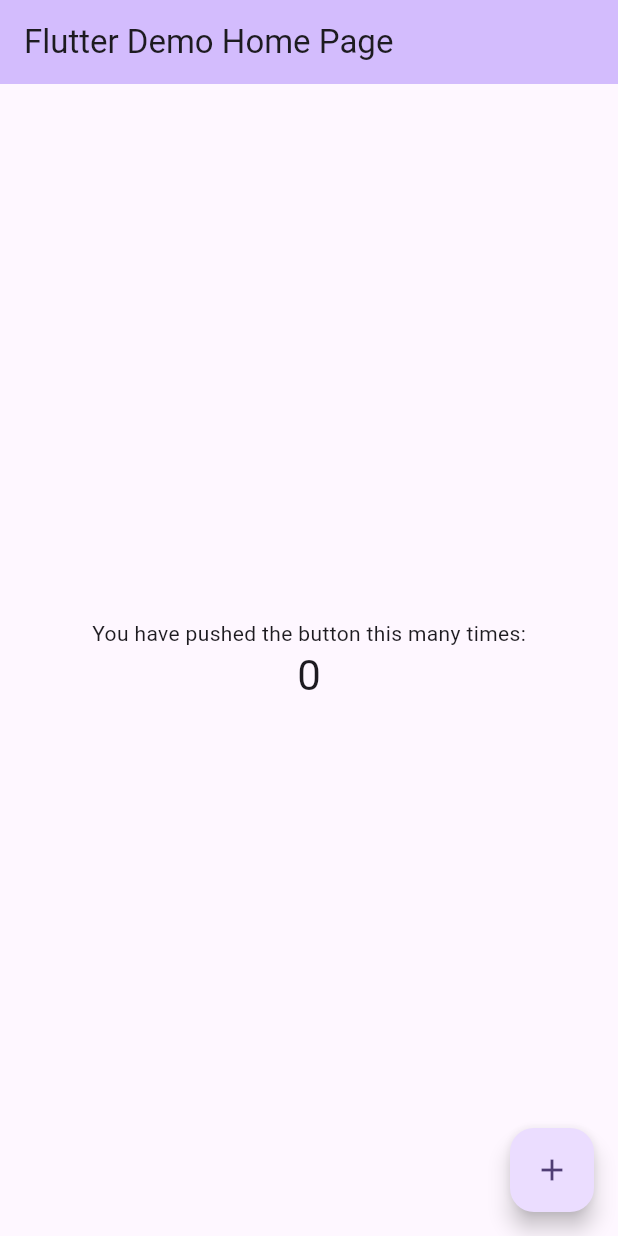
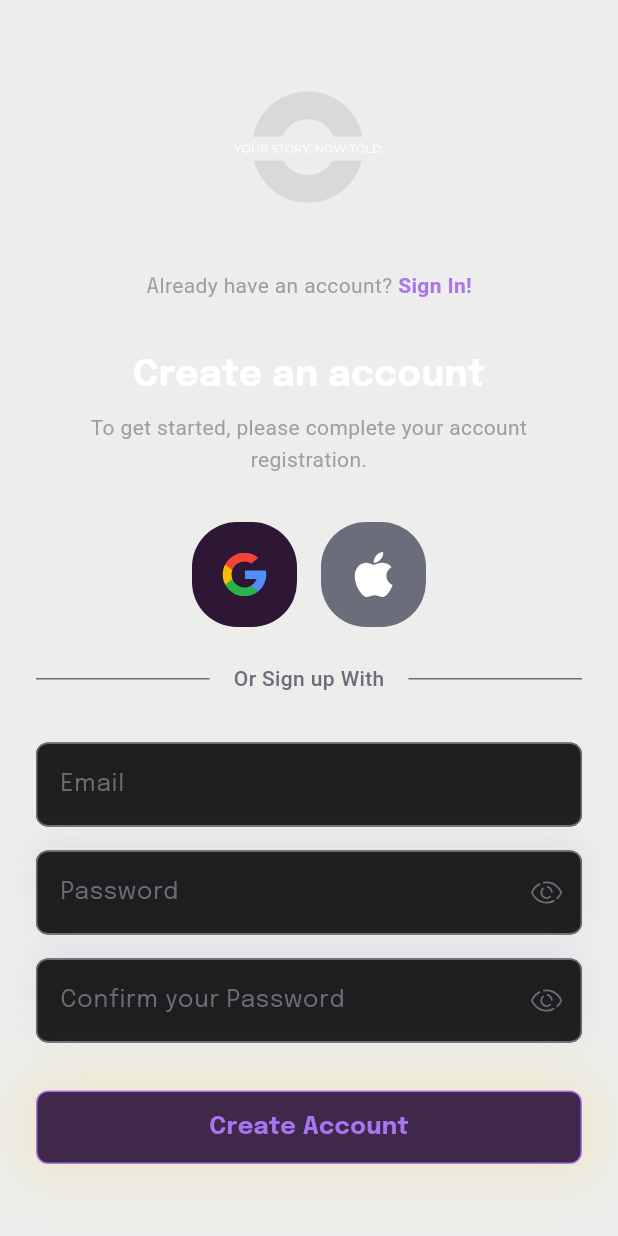
Before and after one commit to yasmimarj/streaming_app, a Flutter app: the screen it shows after launch, on a phone screen of 412 x 824 dp. Run offline on Flutter 3.47's test engine with Material 3 defaults, Android fonts, the phone set to English and light mode, and no system bars; our stand-ins replace flutter_svg, get_it, google_fonts.

Commit message:
feat: create login and splash screens with visual improvements
- Create login screen with input fields and 'Create Account' button
- Add separator with lines and 'Or Sign up With' text
- Implement Outfit font in the login design
- Componentize social buttons (Google and Apple)
- Add conditional shadow for password fields
- Create splash screen with smooth transition
- Refactor styles to align with the global theme
- Update overall structure for better organization and visual consistency

```diff
--- /dev/null
+++ b/stream_app/lib/core/services/navigation_service.dart
@@ -0,0 +1,15 @@
+import 'package:flutter/material.dart';
+
+class NavigationService {
+  static final GlobalKey<NavigatorState> navigatorKey =
+      GlobalKey<NavigatorState>();
+
+  Future<dynamic> navigateTo(String routeName, {Object? arguments}) {
+    return navigatorKey.currentState!
+        .pushNamed(routeName, arguments: arguments);
+  }
+
+  void goBack() {
+    return navigatorKey.currentState!.pop();
+  }
+}
--- a/stream_app/lib/main.dart
+++ b/stream_app/lib/main.dart
@@ -1,125 +1,21 @@
 import 'package:flutter/material.dart';
+import 'package:stream_app/presentation/styles/app_theme.dart';
+import 'presentation/pages/splash_page.dart';
 
 void main() {
   runApp(const MyApp());
 }
 
 class MyApp extends StatelessWidget {
-  const MyApp({super.key});
+  const MyApp({Key? key}) : super(key: key);
 
-  // This widget is the root of your application.
   @override
   Widget build(BuildContext context) {
     return MaterialApp(
-      title: 'Flutter Demo',
-      theme: ThemeData(
-        // This is the theme of your application.
-        //
-        // TRY THIS: Try running your application with "flutter run". You'll see
-        // the application has a purple toolbar. Then, without quitting the app,
-        // try changing the seedColor in the colorScheme below to Colors.green
-        // and then invoke "hot reload" (save your changes or press the "hot
-        // reload" button in a Flutter-supported IDE, or press "r" if you used
-        // the command line to start the app).
-        //
-        // Notice that the counter didn't reset back to zero; the application
-        // state is not lost during the reload. To reset the state, use hot
-        // restart instead.
-        //
-        // This works for code too, not just values: Most code changes can be
-        // tested with just a hot reload.
-        colorScheme: ColorScheme.fromSeed(seedColor: Colors.deepPurple),
-        useMaterial3: true,
-      ),
-      home: const MyHomePage(title: 'Flutter Demo Home Page'),
+      title: 'Untold Stream',
+      theme: AppTheme.themeData,
+      debugShowCheckedModeBanner: false,
+      home: const SplashPage(),
     );
   }
 }
-
-class MyHomePage extends StatefulWidget {
-  const MyHomePage({super.key, required this.title});
-
-  // This widget is the home page of your application. It is stateful, meaning
-  // that it has a State object (defined below) that contains fields that affect
-  // how it looks.
-
-  // This class is the configuration for the state. It holds the values (in this
-  // case the title) provided by the parent (in this case the App widget) and
-  // used by the build method of the State. Fields in a Widget subclass are
-  // always marked "final".
-
-  final String title;
-
-  @override
-  State<MyHomePage> createState() => _MyHomePageState();
-}
-
-class _MyHomePageState extends State<MyHomePage> {
-  int _counter = 0;
-
-  void _incrementCounter() {
-    setState(() {
-      // This call to setState tells the Flutter framework that something has
-      // changed in this State, which causes it to rerun the build method below
-      // so that the display can reflect the updated values. If we changed
-      // _counter without calling setState(), then the build method would not be
-      // called again, and so nothing would appear to happen.
-      _counter++;
-    });
-  }
-
-  @override
-  Widget build(BuildContext context) {
-    // This method is rerun every time setState is called, for instance as done
-    // by the _incrementCounter method above.
-    //
-    // The Flutter framework has been optimized to make rerunning build methods
-    // fast, so that you can just rebuild anything that needs updating rather
-    // than having to individually change instances of widgets.
-    return Scaffold(
-      appBar: AppBar(
-        // TRY THIS: Try changing the color here to a specific color (to
-        // Colors.amber, perhaps?) and trigger a hot reload to see the AppBar
-        // change color while the other colors stay the same.
-        backgroundColor: Theme.of(context).colorScheme.inversePrimary,
-        // Here we take the value from the MyHomePage object that was created by
-        // the App.build method, and use it to set our appbar title.
-        title: Text(widget.title),
-      ),
-      body: Center(
-        // Center is a layout widget. It takes a single child and positions it
-        // in the middle of the parent.
-        child: Column(
-          // Column is also a layout widget. It takes a list of children and
-          // arranges them vertically. By default, it sizes itself to fit its
-          // children horizontally, and tries to be as tall as its parent.
-          //
-          // Column has various properties to control how it sizes itself and
-          // how it positions its children. Here we use mainAxisAlignment to
-          // center the children vertically; the main axis here is the vertical
-          // axis because Columns are vertical (the cross axis would be
-          // horizontal).
-          //
-          // TRY THIS: Invoke "debug painting" (choose the "Toggle Debug Paint"
-          // action in the IDE, or press "p" in the console), to see the
-          // wireframe for each widget.
-          mainAxisAlignment: MainAxisAlignment.center,
-          children: <Widget>[
-            const Text(
-              'You have pushed the button this many times:',
-            ),
-            Text(
-              '$_counter',
-              style: Theme.of(context).textTheme.headlineMedium,
-            ),
-          ],
-        ),
-      ),
-      floatingActionButton: FloatingActionButton(
-        onPressed: _incrementCounter,
-        tooltip: 'Increment',
-        child: const Icon(Icons.add),
-      ), // This trailing comma makes auto-formatting nicer for build methods.
-    );
-  }
-}
--- /dev/null
+++ b/stream_app/lib/presentation/pages/login_page.dart
@@ -0,0 +1,131 @@
+import 'package:flutter/material.dart';
+import 'package:flutter_svg/flutter_svg.dart';
+import 'package:stream_app/presentation/widgets/custom_button.dart';
+import 'package:stream_app/presentation/widgets/custom_text_field.dart';
+import 'package:stream_app/presentation/widgets/divider_with_text.dart';
+import 'package:stream_app/presentation/widgets/social_button.dart';
+
+class LoginPage extends StatelessWidget {
+  const LoginPage({Key? key}) : super(key: key);
+
+  @override
+  Widget build(BuildContext context) {
+    return Scaffold(
+      backgroundColor: const Color.fromARGB(19, 20, 24, 1),
+      body: Padding(
+        padding: const EdgeInsets.symmetric(horizontal: 24.0),
+        child: Column(
+          crossAxisAlignment: CrossAxisAlignment.center,
+          children: [
+            const Spacer(),
+            SvgPicture.asset(
+              'assets/subtract_phrase.svg',
+              width: 100,
+              height: 100,
+            ),
+            const SizedBox(height: 32),
+            Row(
+              mainAxisAlignment: MainAxisAlignment.center,
+              children: [
+                const Text(
+                  'Already have an account? ',
+                  style: TextStyle(
+                    color: Colors.grey,
+                    fontFamily: 'Montserrat',
+                    fontWeight: FontWeight.w400,
+                  ),
+                ),
+                GestureDetector(
+                  onTap: () {
+                    // TODO: navigate to login screen
+                  },
+                  child: const Text(
+                    'Sign In!',
+                    style: TextStyle(
+                      fontFamily: 'Fieldwork',
+                      color: Color.fromRGBO(170, 115, 240, 1),
+                      fontWeight: FontWeight.w700,
+                    ),
+                  ),
+                ),
+              ],
+            ),
+            const SizedBox(height: 32),
+            const Text(
+              'Create an account',
+              style: TextStyle(
+                color: Colors.white,
+                fontSize: 24,
+                fontWeight: FontWeight.bold,
+              ),
+            ),
+            const SizedBox(height: 8),
+            const Text(
+              'To get started, please complete your account registration.',
+              style: TextStyle(
+                fontFamily: 'Montserrat',
+                color: Colors.grey,
+                fontSize: 14,
+                fontWeight: FontWeight.w400,
+              ),
+              textAlign: TextAlign.center,
+            ),
+            const SizedBox(height: 32),
+            Row(
+              mainAxisAlignment: MainAxisAlignment.center,
+              children: [
+                SocialButton(
+                  iconPath: 'assets/google.svg',
+                  backgroundColor: const Color(0xFF2E1635),
+                  onPressed: () {
+                    // TODO: login with google
+                  },
+                ),
+                const SizedBox(width: 16),
+                SocialButton(
+                  iconPath: 'assets/apple.svg',
+                  backgroundColor: const Color(0xFF6C6D7A),
+                  onPressed: () {
+                    // TODO: login with apple
+                  },
+                ),
+              ],
+            ),
+            const SizedBox(height: 24),
+            const DividerWithText(text: 'Or Sign up With'),
+            const SizedBox(height: 32),
+            const CustomTextField(
+              label: 'Email',
+            ),
+            const SizedBox(height: 16),
+            CustomTextField(
+              label: 'Password',
+              isPassword: true,
+              svgIconPath: 'assets/eye.svg',
+              onIconTap: () {
+                // TODO
+              },
+            ),
+            const SizedBox(height: 16),
+            CustomTextField(
+              label: 'Confirm your Password',
+              isPassword: true,
+              svgIconPath: 'assets/eye.svg',
+              onIconTap: () {
+                // TODO
+              },
+            ),
+            const SizedBox(height: 32),
+            CustomButton(
+              label: 'Create Account',
+              onPressed: () {
+                // TODO: Create Account
+              },
+            ),
+            const Spacer(),
+          ],
+        ),
+      ),
+    );
+  }
+}
--- /dev/null
+++ b/stream_app/lib/presentation/pages/splash_page.dart
@@ -0,0 +1,49 @@
+import 'package:flutter/material.dart';
+import 'package:flutter_svg/flutter_svg.dart';
+import 'login_page.dart';
+
+class SplashPage extends StatefulWidget {
+  const SplashPage({Key? key}) : super(key: key);
+
+  @override
+  State<SplashPage> createState() => _SplashPageState();
+}
+
+class _SplashPageState extends State<SplashPage> {
+  double _opacity = 0.0;
+
+  @override
+  void initState() {
+    super.initState();
+    Future.delayed(const Duration(milliseconds: 500), () {
+      setState(() {
+        _opacity = 1.0;
+      });
+    });
+
+    Future.delayed(const Duration(seconds: 3), () {
+      Navigator.pushReplacement(
+        context,
+        MaterialPageRoute(builder: (context) => const LoginPage()),
+      );
+    });
+  }
+
+  @override
+  Widget build(BuildContext context) {
+    return Scaffold(
+      backgroundColor: const Color.fromARGB(19, 20, 24, 1),
+      body: Center(
+        child: AnimatedOpacity(
+          opacity: _opacity,
+          duration: const Duration(seconds: 2),
+          child: SvgPicture.asset(
+            'assets/subtract.svg',
+            width: 150,
+            height: 150,
+          ),
+        ),
+      ),
+    );
+  }
+}
--- /dev/null
+++ b/stream_app/lib/presentation/styles/app_theme.dart
@@ -0,0 +1,66 @@
+import 'package:flutter/material.dart';
+import 'package:flutter_svg/svg.dart';
+import 'package:google_fonts/google_fonts.dart';
+
+class AppTheme {
+  static const Color primaryColor = Colors.purple;
+  static const Color backgroundColor = Colors.black;
+  static const Color inputFieldBackground = Color(0xFF1E1E1E);
+  static const Color borderColor = Color(0xFF6C6D7A);
+  static const Color textColor = Colors.white;
+  static const Color labelColor = Color(0xFF6C6D7A);
+
+  static InputDecoration inputDecoration(String label,
+      {String? svgIconPath, VoidCallback? onIconTap}) {
+    return InputDecoration(
+      labelText: label,
+      labelStyle: const TextStyle(color: labelColor),
+      filled: true,
+      fillColor: inputFieldBackground,
+      enabledBorder: OutlineInputBorder(
+        borderRadius: BorderRadius.circular(8.0),
+        borderSide: const BorderSide(color: borderColor),
+      ),
+      focusedBorder: OutlineInputBorder(
+        borderRadius: BorderRadius.circular(8.0),
+        borderSide: const BorderSide(color: borderColor, width: 2),
+      ),
+      suffixIcon: svgIconPath != null
+          ? GestureDetector(
+              onTap: onIconTap,
+              child: Padding(
+                padding: const EdgeInsets.all(12.0),
+                child: SvgPicture.asset(
+                  svgIconPath,
+                  width: 20,
+                  height: 20,
+                  colorFilter: const ColorFilter.mode(
+                    labelColor,
+                    BlendMode.srcIn,
+                  ),
+                ),
+              ),
+            )
+          : null,
+    );
+  }
+
+  static ThemeData themeData = ThemeData(
+    scaffoldBackgroundColor: backgroundColor,
+    textTheme: GoogleFonts.epilogueTextTheme(),
+    primaryColor: primaryColor,
+    inputDecorationTheme: InputDecorationTheme(
+      filled: true,
+      fillColor: inputFieldBackground,
+      enabledBorder: OutlineInputBorder(
+        borderRadius: BorderRadius.circular(8.0),
+        borderSide: const BorderSide(color: borderColor),
+      ),
+      focusedBorder: OutlineInputBorder(
+        borderRadius: BorderRadius.circular(8.0),
+        borderSide: const BorderSide(color: borderColor, width: 2),
+      ),
+      labelStyle: const TextStyle(color: labelColor),
+    ),
+  );
+}
--- /dev/null
+++ b/stream_app/lib/presentation/widgets/custom_button.dart
@@ -0,0 +1,49 @@
+import 'package:flutter/material.dart';
+
+class CustomButton extends StatelessWidget {
+  final String label;
+  final VoidCallback onPressed;
+
+  const CustomButton({
+    Key? key,
+    required this.label,
+    required this.onPressed,
+  }) : super(key: key);
+
+  @override
+  Widget build(BuildContext context) {
+    return GestureDetector(
+      onTap: onPressed,
+      child: Container(
+        decoration: BoxDecoration(
+          borderRadius: BorderRadius.circular(8.0),
+          boxShadow: const [
+            BoxShadow(
+              color: Color(0x33F1CC4C),
+              blurRadius: 30,
+              spreadRadius: 10,
+              offset: Offset(0, 0),
+            ),
+          ],
+        ),
+        child: Container(
+          decoration: BoxDecoration(
+            color: const Color.fromRGBO(63, 40, 73, 1.0),
+            borderRadius: BorderRadius.circular(8.0),
+            border: Border.all(color: const Color(0xFFAA73F0), width: 1),
+          ),
+          padding: const EdgeInsets.symmetric(vertical: 12, horizontal: 16),
+          alignment: Alignment.center,
+          child: Text(
+            label,
+            style: const TextStyle(
+              color: Color(0xFFAA73F0),
+              fontSize: 16,
+              fontWeight: FontWeight.bold,
+            ),
+          ),
+        ),
+      ),
+    );
+  }
+}
--- /dev/null
+++ b/stream_app/lib/presentation/widgets/custom_text_field.dart
@@ -0,0 +1,45 @@
+import 'package:flutter/material.dart';
+import 'package:stream_app/presentation/styles/app_theme.dart';
+
+class CustomTextField extends StatelessWidget {
+  final String label;
+  final bool isPassword;
+  final String? svgIconPath;
+  final VoidCallback? onIconTap;
+
+  const CustomTextField({
+    Key? key,
+    required this.label,
+    this.isPassword = false,
+    this.svgIconPath,
+    this.onIconTap,
+  }) : super(key: key);
+
+  @override
+  Widget build(BuildContext context) {
+    return Container(
+      decoration: BoxDecoration(
+          borderRadius: BorderRadius.circular(8.0),
+          boxShadow: isPassword
+              ? [
+                  const BoxShadow(
+                    color: Color.fromRGBO(176, 178, 204, 0.2),
+                    blurRadius: 15,
+                    spreadRadius: 2,
+                    offset: Offset(0, -6),
+                  ),
+                ]
+              : [ ]
+      ),
+      child: TextField(
+        obscureText: isPassword,
+        decoration: AppTheme.inputDecoration(
+          label,
+          svgIconPath: svgIconPath,
+          onIconTap: onIconTap,
+        ),
+        style: const TextStyle(color: AppTheme.textColor),
+      ),
+    );
+  }
+}
--- /dev/null
+++ b/stream_app/lib/presentation/widgets/divider_with_text.dart
@@ -0,0 +1,39 @@
+import 'package:flutter/material.dart';
+
+class DividerWithText extends StatelessWidget {
+  final String text;
+
+  const DividerWithText({Key? key, required this.text}) : super(key: key);
+
+  @override
+  Widget build(BuildContext context) {
+    return Row(
+      children: [
+        const Expanded(
+          child: Divider(
+            color: Color.fromARGB(255, 108, 109, 122),
+            thickness: 1,
+          ),
+        ),
+        Padding(
+          padding: const EdgeInsets.symmetric(horizontal: 16.0),
+          child: Text(
+            text,
+            style: const TextStyle(
+              fontFamily: 'Outfit',
+              color: Color.fromARGB(255, 108, 109, 122),
+              fontSize: 14,
+              fontWeight: FontWeight.w500,
+            ),
+          ),
+        ),
+        const Expanded(
+          child: Divider(
+            color: Color.fromARGB(255, 108, 109, 122),
+            thickness: 1,
+          ),
+        ),
+      ],
+    );
+  }
+}
--- /dev/null
+++ b/stream_app/lib/presentation/widgets/social_button.dart
@@ -0,0 +1,37 @@
+import 'package:flutter/material.dart';
+import 'package:flutter_svg/flutter_svg.dart';
+
+class SocialButton extends StatelessWidget {
+  final String iconPath;
+  final Color backgroundColor;
+  final VoidCallback onPressed;
+
+  const SocialButton({
+    Key? key,
+    required this.iconPath,
+    required this.backgroundColor,
+    required this.onPressed,
+  }) : super(key: key);
+
+  @override
+  Widget build(BuildContext context) {
+    return GestureDetector(
+      onTap: onPressed,
+      child: Container(
+        width: 70,
+        height: 70,
+        decoration: BoxDecoration(
+          color: backgroundColor,
+          borderRadius: BorderRadius.circular(30),
+        ),
+        child: Center(
+          child: SvgPicture.asset(
+            iconPath,
+            width: 30,
+            height: 30,
+          ),
+        ),
+      ),
+    );
+  }
+}
--- /dev/null
+++ b/stream_app/lib/service_locator.dart
@@ -0,0 +1,8 @@
+import 'package:get_it/get_it.dart';
+import 'core/services/navigation_service.dart';
+
+final getIt = GetIt.instance;
+
+void setupServiceLocator() {
+  getIt.registerLazySingleton(() => NavigationService());
+}
```
Also changed, not shown: stream_app/pubspec.yaml (+6 -2 lines), stream_app/assets/apple.svg (added), stream_app/assets/correios.svg (added), stream_app/assets/eye.svg (added), stream_app/assets/google.svg (added), stream_app/assets/subtract.svg (added), stream_app/assets/subtract_phrase.svg (added), stream_app/pubspec.lock, 3 other files.
